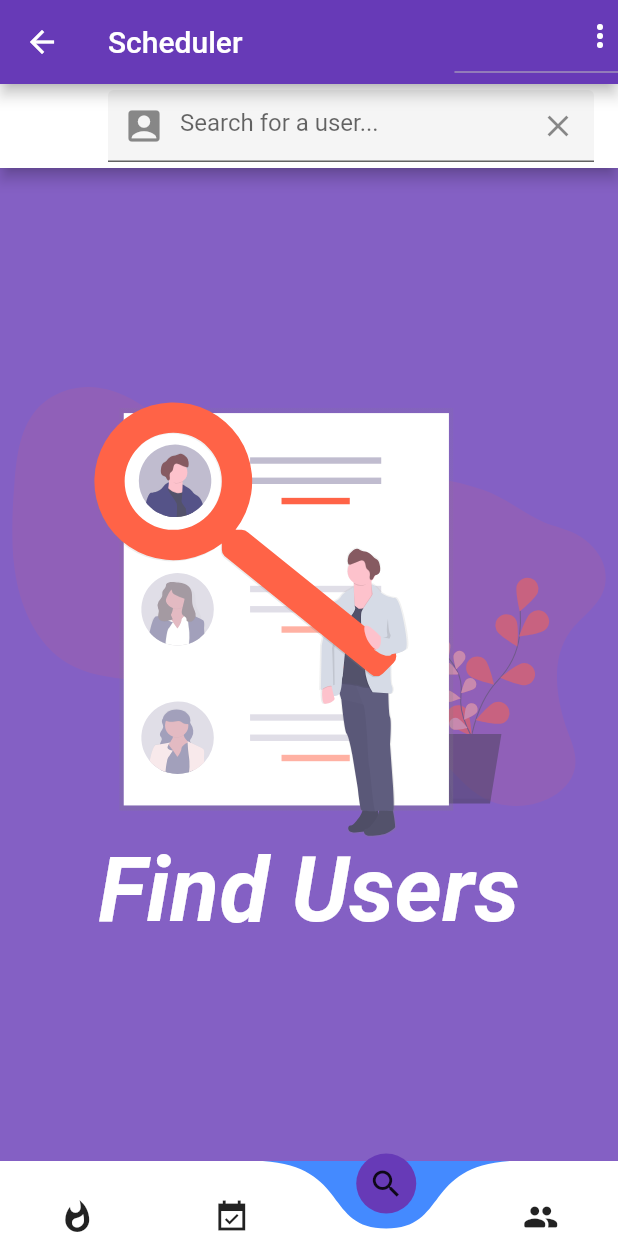
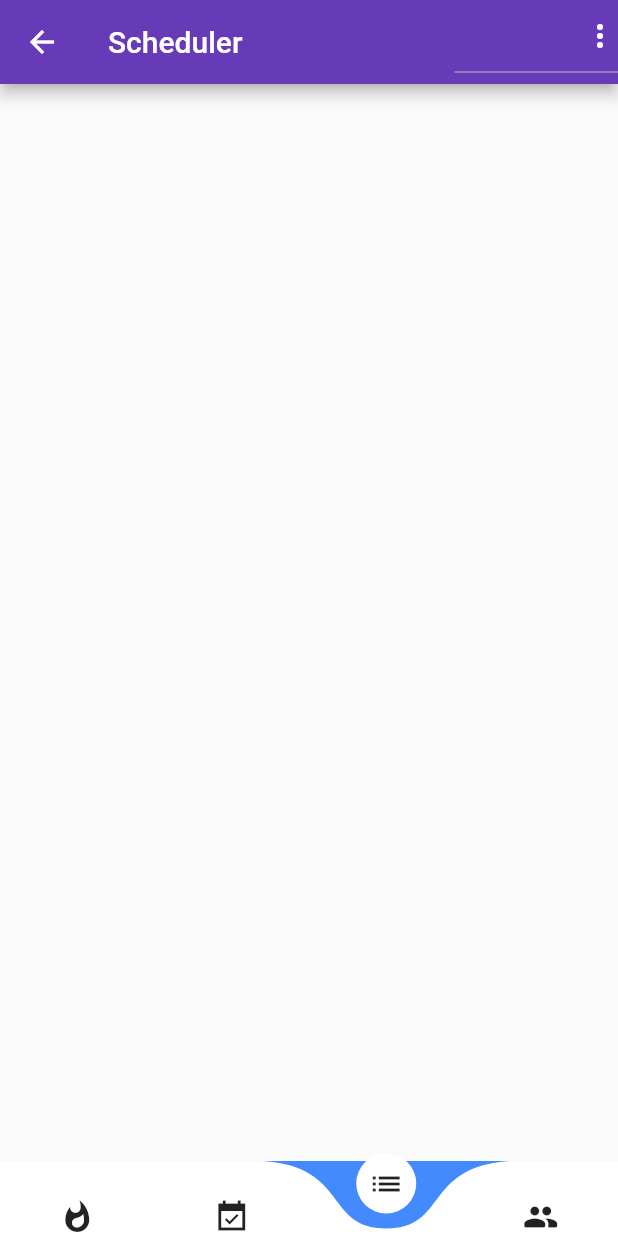
Before and after one commit to sumitt1080/Nuget, a Flutter app: the MyHomePage screen opened directly, swiped to page 3, on a phone screen of 412 x 824 dp. Run offline on Flutter 3.47's test engine with Material 2 defaults, Android fonts, the phone set to English and light mode, and no system bars; drawn by our look-alikes of curved_navigation_bar; our stand-ins replace cached_network_image, cloud_firestore, date_time_picker, datetime_picker_formfield, dropdown_formfield, firebase_auth and 3 more; missing offline and left inert: connection_status_bar, duration, shifting_tabbar; accounts and stored records are empty.

Commit message:
renamedSearch

```diff
--- a/lib/main.dart
+++ b/lib/main.dart
@@ -3,6 +3,7 @@ import 'package:flutter/material.dart';
 import 'package:cloud_firestore/cloud_firestore.dart';
 import 'package:firebase_auth/firebase_auth.dart';
 import 'package:connection_status_bar/connection_status_bar.dart';
+import 'package:flutter/services.dart';
 import './pages/home.dart';
 import './pages/auth_screen.dart';
 
@@ -11,6 +12,10 @@ import './pages/auth_screen.dart';
 void main() async {
   WidgetsFlutterBinding.ensureInitialized();
   await Firebase.initializeApp();
+  SystemChrome.setPreferredOrientations([
+    DeviceOrientation.portraitUp,
+    DeviceOrientation.portraitDown
+  ]);
   runApp(MyApp());
 }
 
--- /dev/null
+++ b/lib/pages/ClubList.dart
@@ -0,0 +1,21 @@
+import 'package:cached_network_image/cached_network_image.dart';
+import 'package:cloud_firestore/cloud_firestore.dart';
+import 'package:flutter/material.dart';
+import 'package:flutter_svg/svg.dart';
+import '../models/user.dart';
+import 'home.dart';
+import '../widgets/progress.dart';
+
+class ClubList extends StatefulWidget {
+  @override
+  _ClubListState createState() => _ClubListState();
+}
+
+class _ClubListState extends State<ClubList> {
+  @override
+  Widget build(BuildContext context) {
+    return Container(
+
+    );
+  }
+}
--- a/lib/pages/home.dart
+++ b/lib/pages/home.dart
@@ -4,7 +4,7 @@ import 'package:cloud_firestore/cloud_firestore.dart';
 import 'package:firebase_auth/firebase_auth.dart';
 import 'package:nuget/pages/activity_feed.dart';
 import 'package:nuget/pages/profile.dart';
-import 'package:nuget/pages/search.dart';
+import 'package:nuget/pages/ClubList.dart';
 import 'package:nuget/pages/timeline.dart';
 import 'package:nuget/pages/upload.dart';
 import 'package:sleek_circular_slider/sleek_circular_slider.dart';
@@ -66,12 +66,12 @@ class _MyHomePageState extends State<MyHomePage> {
           height: 50.0,
           animationCurve: Curves.easeInOut,
           animationDuration: Duration(milliseconds: 200),
-          buttonBackgroundColor: Theme.of(context).primaryColor,
+          buttonBackgroundColor: Colors.white,
           items: [
              Icon(Icons.whatshot),
              Icon(Icons.event_available_sharp),
              Icon(Icons.add, size: 40,),
-              Icon(Icons.search),
+              Icon(Icons.list),
               Icon(Icons.group_rounded),
           ]);
     } else {
@@ -82,11 +82,12 @@ class _MyHomePageState extends State<MyHomePage> {
           height: 50.0,
           animationCurve: Curves.easeIn,
           animationDuration: Duration(milliseconds: 200),
-          buttonBackgroundColor: Theme.of(context).primaryColor,
+          buttonBackgroundColor: Colors.white,
           items: [
 
-              Icon(Icons.whatshot), Icon(Icons.event_available_sharp),
-              Icon(Icons.search),
+              Icon(Icons.whatshot),
+              Icon(Icons.event_available_sharp),
+              Icon(Icons.list),
               Icon(Icons.group_rounded),
 
           ]);
@@ -100,13 +101,13 @@ class _MyHomePageState extends State<MyHomePage> {
       Timeline(),
       ActivityFeed(),
       Upload(),
-      Search(),
+      ClubList(),
       Profile(),
     ];
     List<Widget> l2 = [
       Timeline(),
       ActivityFeed(),
-      Search(),
+      ClubList(),
       Profile(),
     ];
     if (type == 'Club') {
--- a/lib/pages/search.dart
+++ /dev/null
@@ -1,148 +0,0 @@
-import 'package:cached_network_image/cached_network_image.dart';
-import 'package:cloud_firestore/cloud_firestore.dart';
-import 'package:flutter/material.dart';
-import 'package:flutter_svg/svg.dart';
-import '../models/user.dart';
-import '../pages/home.dart';
-import '../widgets/progress.dart';
-
-class Search extends StatefulWidget {
-  @override
-  _SearchState createState() => _SearchState();
-}
-
-class _SearchState extends State<Search> {
-  TextEditingController searchController = TextEditingController();
-  Future<QuerySnapshot> searchResultsFuture;
-
-  handleSearch(String query) {
-    Future<QuerySnapshot> users = FirebaseFirestore().collection('users')
-        .where("displayName", isGreaterThanOrEqualTo: query)
-        .get();
-    setState(() {
-      searchResultsFuture = users;
-    });
-  }
-
-  clearSearch() {
-    searchController.clear();
-  }
-
-  AppBar buildSearchField() {
-    return AppBar(
-      backgroundColor: Colors.white,
-      title: TextFormField(
-        controller: searchController,
-        decoration: InputDecoration(
-          hintText: "Search for a user...",
-          filled: true,
-          prefixIcon: Icon(
-            Icons.account_box,
-            size: 28.0,
-          ),
-          suffixIcon: IconButton(
-            icon: Icon(Icons.clear),
-            onPressed: clearSearch,
-          ),
-        ),
-        onFieldSubmitted: handleSearch,
-      ),
-    );
-  }
-
-  Container buildNoContent() {
-    final Orientation orientation = MediaQuery.of(context).orientation;
-    return Container(
-      child: Center(
-        child: ListView(
-          shrinkWrap: true,
-          children: <Widget>[
-            SvgPicture.asset(
-              'assets/images/search.svg',
-              height: orientation == Orientation.portrait ? 300.0 : 200.0,
-            ),
-            Text(
-              "Find Users",
-              textAlign: TextAlign.center,
-              style: TextStyle(
-                color: Colors.white,
-                fontStyle: FontStyle.italic,
-                fontWeight: FontWeight.w600,
-                fontSize: 60.0,
-              ),
-            ),
-          ],
-        ),
-      ),
-    );
-  }
-
-  buildSearchResults() {
-    return FutureBuilder(
-      future: searchResultsFuture,
-      builder: (context, snapshot) {
-        if (!snapshot.hasData) {
-          return circularProgress();
-        }
-        List<UserResult> searchResults = [];
-        snapshot.data.documents.forEach((doc) {
-          //User user = User.fromDocument(doc);
-        //  UserResult searchResult = UserResult(user);
-          //searchResults.add(searchResult);
-        });
-        return ListView(
-          children: searchResults,
-        );
-      },
-    );
-  }
-
-  @override
-  Widget build(BuildContext context) {
-    return Scaffold(
-      backgroundColor: Theme.of(context).primaryColor.withOpacity(0.8),
-      appBar: buildSearchField(),
-      body:
-          searchResultsFuture == null ? buildNoContent() : buildSearchResults(),
-    );
-  }
-}
-
-class UserResult extends StatelessWidget {
-  final User user;
-
-  UserResult(this.user);
-
-  @override
-  Widget build(BuildContext context) {
-    return Container(
-      color: Colors.black,
-      child: Column(
-        children: <Widget>[
-          GestureDetector(
-            onTap: () => print('tapped'),
-            child: ListTile(
-              leading: CircleAvatar(
-                backgroundColor: Colors.grey,
-                backgroundImage: CachedNetworkImageProvider(user.photoUrl),
-              ),
-              title: Text(
-                user.displayName,
-                style:
-                    TextStyle(color: Colors.white, fontWeight: FontWeight.bold),
-              ),
-              subtitle: Text(
-                user.username,
-                style: TextStyle(color: Colors.white),
-              ),
-            ),
-          ),
-          Divider(
-            height: 2.0,
-            color: Colors.white54,
-          ),
-        ],
-      ),
-    );
-  }
-}
```
Also changed, not shown: lib/pages/EventDetail.dart (+4 -7 lines).
